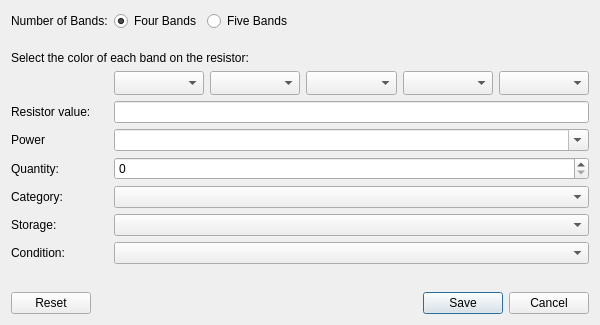
jassuncao/myparts, file src/dialogs/quickaddresistordialog.ui: the form before one commit.
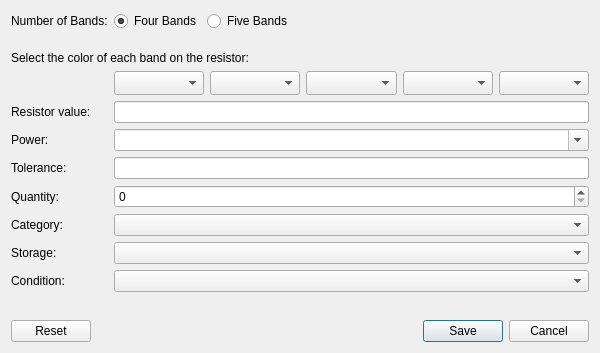
The form after the commit. Custom widgets are drawn as their Qt base class.

```diff
--- a/src/dialogs/quickaddresistordialog.ui
+++ b/src/dialogs/quickaddresistordialog.ui
@@ -7,7 +7,7 @@
     <x>0</x>
     <y>0</y>
     <width>600</width>
-    <height>325</height>
+    <height>353</height>
    </rect>
   </property>
   <property name="windowTitle">
@@ -84,7 +84,7 @@
      <item row="5" column="0">
       <widget class="QLabel" name="label_3">
        <property name="text">
-        <string>Power</string>
+        <string>Power:</string>
        </property>
       </widget>
      </item>
@@ -95,34 +95,34 @@
        </property>
       </widget>
      </item>
-     <item row="7" column="0">
+     <item row="8" column="0">
       <widget class="QLabel" name="label_4">
        <property name="text">
         <string>Category:</string>
        </property>
       </widget>
      </item>
-     <item row="7" column="1">
+     <item row="8" column="1">
       <widget class="TreeViewComboBox" name="partCategoryComboBox"/>
      </item>
-     <item row="8" column="0">
+     <item row="9" column="0">
       <widget class="QLabel" name="label_5">
        <property name="text">
         <string>Storage:</string>
        </property>
       </widget>
      </item>
-     <item row="8" column="1">
+     <item row="9" column="1">
       <widget class="TreeViewComboBox" name="partStorageComboBox"/>
      </item>
-     <item row="9" column="0">
+     <item row="10" column="0">
       <widget class="QLabel" name="label_6">
        <property name="text">
         <string>Condition:</string>
        </property>
       </widget>
      </item>
-     <item row="9" column="1">
+     <item row="10" column="1">
       <widget class="RelationalComboBox" name="partConditionComboBox"/>
      </item>
      <item row="1" column="0">
@@ -206,16 +206,26 @@
        </layout>
       </widget>
      </item>
-     <item row="6" column="1">
+     <item row="7" column="1">
       <widget class="QSpinBox" name="quantitySpinBox"/>
      </item>
-     <item row="6" column="0">
+     <item row="7" column="0">
       <widget class="QLabel" name="label_8">
        <property name="text">
         <string>Quantity:</string>
        </property>
       </widget>
      </item>
+     <item row="6" column="0">
+      <widget class="QLabel" name="label_9">
+       <property name="text">
+        <string>Tolerance:</string>
+       </property>
+      </widget>
+     </item>
+     <item row="6" column="1">
+      <widget class="QLineEdit" name="toleranceLineEdit"/>
+     </item>
     </layout>
    </item>
    <item>
```
Left out of the diff: 33 changed lines with no effect on the pictures.
